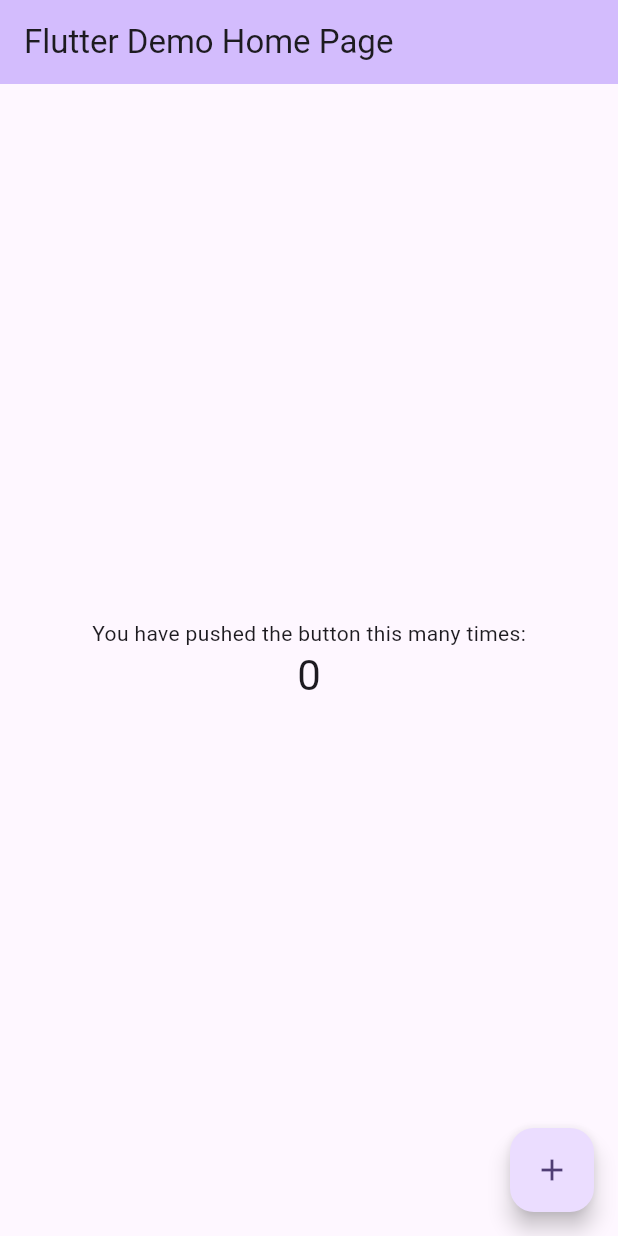
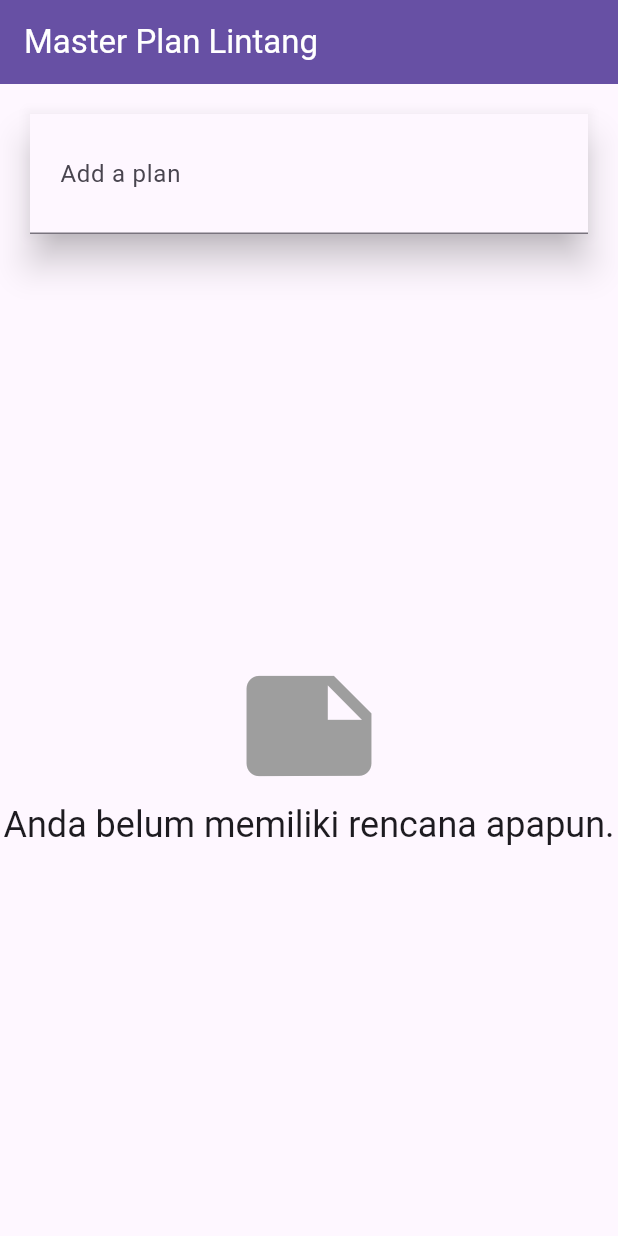
Before and after one commit to LintangAprillya/Pemrograman-Mobile, a Flutter app: the screen it shows after launch, on a phone screen of 412 x 824 dp. Run offline on Flutter 3.47's test engine with Material 3 defaults, Android fonts, the phone set to English and light mode, and no system bars; our stand-ins replace auto_size_text.

Commit message:
Update Finish All

```diff
--- a/Pertemuan 9/master_plan/lib/main.dart
+++ b/Pertemuan 9/master_plan/lib/main.dart
@@ -1,125 +1,24 @@
 import 'package:flutter/material.dart';
+import './views/plan_creator_screen.dart';
+import './provider/plan_provider.dart';
+import './models/data_layer.dart';
 
-void main() {
-  runApp(const MyApp());
-}
+void main() => runApp(MasterPlanApp());
 
-class MyApp extends StatelessWidget {
-  const MyApp({super.key});
+class MasterPlanApp extends StatelessWidget {
+  const MasterPlanApp({super.key});
 
-  // This widget is the root of your application.
   @override
   Widget build(BuildContext context) {
-    return MaterialApp(
-      title: 'Flutter Demo',
-      theme: ThemeData(
-        // This is the theme of your application.
-        //
-        // TRY THIS: Try running your application with "flutter run". You'll see
-        // the application has a purple toolbar. Then, without quitting the app,
-        // try changing the seedColor in the colorScheme below to Colors.green
-        // and then invoke "hot reload" (save your changes or press the "hot
-        // reload" button in a Flutter-supported IDE, or press "r" if you used
-        // the command line to start the app).
-        //
-        // Notice that the counter didn't reset back to zero; the application
-        // state is not lost during the reload. To reset the state, use hot
-        // restart instead.
-        //
-        // This works for code too, not just values: Most code changes can be
-        // tested with just a hot reload.
-        colorScheme: ColorScheme.fromSeed(seedColor: Colors.deepPurple),
-        useMaterial3: true,
+    return PlanProvider(
+      notifier: ValueNotifier<List<Plan>>(const []),
+      child: MaterialApp(
+        title: 'State management app',
+        theme: ThemeData(
+          primarySwatch: Colors.purple,
+        ),
+        home: const PlanCreatorScreen(),
       ),
-      home: const MyHomePage(title: 'Flutter Demo Home Page'),
     );
   }
 }
-
-class MyHomePage extends StatefulWidget {
-  const MyHomePage({super.key, required this.title});
-
-  // This widget is the home page of your application. It is stateful, meaning
-  // that it has a State object (defined below) that contains fields that affect
-  // how it looks.
-
-  // This class is the configuration for the state. It holds the values (in this
-  // case the title) provided by the parent (in this case the App widget) and
-  // used by the build method of the State. Fields in a Widget subclass are
-  // always marked "final".
-
-  final String title;
-
-  @override
-  State<MyHomePage> createState() => _MyHomePageState();
-}
-
-class _MyHomePageState extends State<MyHomePage> {
-  int _counter = 0;
-
-  void _incrementCounter() {
-    setState(() {
-      // This call to setState tells the Flutter framework that something has
-      // changed in this State, which causes it to rerun the build method below
-      // so that the display can reflect the updated values. If we changed
-      // _counter without calling setState(), then the build method would not be
-      // called again, and so nothing would appear to happen.
-      _counter++;
-    });
-  }
-
-  @override
-  Widget build(BuildContext context) {
-    // This method is rerun every time setState is called, for instance as done
-    // by the _incrementCounter method above.
-    //
-    // The Flutter framework has been optimized to make rerunning build methods
-    // fast, so that you can just rebuild anything that needs updating rather
-    // than having to individually change instances of widgets.
-    return Scaffold(
-      appBar: AppBar(
-        // TRY THIS: Try changing the color here to a specific color (to
-        // Colors.amber, perhaps?) and trigger a hot reload to see the AppBar
-        // change color while the other colors stay the same.
-        backgroundColor: Theme.of(context).colorScheme.inversePrimary,
-        // Here we take the value from the MyHomePage object that was created by
-        // the App.build method, and use it to set our appbar title.
-        title: Text(widget.title),
-      ),
-      body: Center(
-        // Center is a layout widget. It takes a single child and positions it
-        // in the middle of the parent.
-        child: Column(
-          // Column is also a layout widget. It takes a list of children and
-          // arranges them vertically. By default, it sizes itself to fit its
-          // children horizontally, and tries to be as tall as its parent.
-          //
-          // Column has various properties to control how it sizes itself and
-          // how it positions its children. Here we use mainAxisAlignment to
-          // center the children vertically; the main axis here is the vertical
-          // axis because Columns are vertical (the cross axis would be
-          // horizontal).
-          //
-          // TRY THIS: Invoke "debug painting" (choose the "Toggle Debug Paint"
-          // action in the IDE, or press "p" in the console), to see the
-          // wireframe for each widget.
-          mainAxisAlignment: MainAxisAlignment.center,
-          children: <Widget>[
-            const Text(
-              'You have pushed the button this many times:',
-            ),
-            Text(
-              '$_counter',
-              style: Theme.of(context).textTheme.headlineMedium,
-            ),
-          ],
-        ),
-      ),
-      floatingActionButton: FloatingActionButton(
-        onPressed: _incrementCounter,
-        tooltip: 'Increment',
-        child: const Icon(Icons.add),
-      ), // This trailing comma makes auto-formatting nicer for build methods.
-    );
-  }
-}
--- /dev/null
+++ b/Pertemuan 9/master_plan/lib/models/data_layer.dart
@@ -0,0 +1,2 @@
+export 'plan.dart';
+export 'task.dart';
--- /dev/null
+++ b/Pertemuan 9/master_plan/lib/models/plan.dart
@@ -0,0 +1,13 @@
+import './task.dart';
+
+class Plan {
+  final String name;
+  final List<Task> tasks;
+
+  const Plan({this.name = '', this.tasks = const []});
+
+  int get completedCount => tasks.where((task) => task.complete).length;
+
+  String get completenessMessage =>
+      '$completedCount out of ${tasks.length} tasks';
+}
--- /dev/null
+++ b/Pertemuan 9/master_plan/lib/models/task.dart
@@ -0,0 +1,9 @@
+class Task {
+  final String description;
+  final bool complete;
+
+  const Task({
+    this.complete = false,
+    this.description = '',
+  });
+}
--- /dev/null
+++ b/Pertemuan 9/master_plan/lib/provider/plan_provider.dart
@@ -0,0 +1,16 @@
+import 'package:flutter/material.dart';
+import '../models/data_layer.dart';
+
+class PlanProvider extends InheritedNotifier<ValueNotifier<List<Plan>>> {
+  const PlanProvider(
+      {super.key,
+      required Widget child,
+      required ValueNotifier<List<Plan>> notifier})
+      : super(child: child, notifier: notifier);
+
+  static ValueNotifier<List<Plan>> of(BuildContext context) {
+    return context
+        .dependOnInheritedWidgetOfExactType<PlanProvider>()!
+        .notifier!;
+  }
+}
--- /dev/null
+++ b/Pertemuan 9/master_plan/lib/views/plan_creator_screen.dart
@@ -0,0 +1,95 @@
+import 'package:flutter/material.dart';
+import '../provider/plan_provider.dart';
+import '../models/data_layer.dart';
+import '../views/plan_screen.dart';
+
+class PlanCreatorScreen extends StatefulWidget {
+  const PlanCreatorScreen({super.key});
+
+  @override
+  State<PlanCreatorScreen> createState() => _PlanCreatorScreenState();
+}
+
+class _PlanCreatorScreenState extends State<PlanCreatorScreen> {
+  final textController = TextEditingController();
+  @override
+  Widget build(BuildContext context) {
+    return Scaffold(
+      // ganti ‘Namaku' dengan nama panggilan Anda
+      appBar: AppBar(
+        title: const Text(
+          'Master Plan Lintang',
+          style: TextStyle(color: Colors.white), // Set the text color to white
+        ),
+        backgroundColor:
+            Theme.of(context).colorScheme.primary, // Set the background color
+      ),
+      body: Column(children: [
+        _buildListCreator(),
+        Expanded(child: _buildMasterPlans())
+      ]),
+    );
+  }
+
+  @override
+  void dispose() {
+    textController.dispose();
+    super.dispose();
+  }
+
+  Widget _buildListCreator() {
+    return Padding(
+        padding: const EdgeInsets.all(20.0),
+        child: Material(
+          color: Theme.of(context).cardColor,
+          elevation: 10,
+          child: TextField(
+              controller: textController,
+              decoration: const InputDecoration(
+                  labelText: 'Add a plan', contentPadding: EdgeInsets.all(20)),
+              onEditingComplete: addPlan),
+        ));
+  }
+
+  void addPlan() {
+    final text = textController.text;
+    if (text.isEmpty) {
+      return;
+    }
+    final plan = Plan(name: text, tasks: []);
+    ValueNotifier<List<Plan>> planNotifier = PlanProvider.of(context);
+    planNotifier.value = List<Plan>.from(planNotifier.value)..add(plan);
+    textController.clear();
+    FocusScope.of(context).requestFocus(FocusNode());
+    setState(() {});
+  }
+
+  Widget _buildMasterPlans() {
+    ValueNotifier<List<Plan>> planNotifier = PlanProvider.of(context);
+    List<Plan> plans = planNotifier.value;
+
+    if (plans.isEmpty) {
+      return Column(
+          mainAxisAlignment: MainAxisAlignment.center,
+          children: <Widget>[
+            const Icon(Icons.note, size: 100, color: Colors.grey),
+            Text('Anda belum memiliki rencana apapun.',
+                style: Theme.of(context).textTheme.headlineSmall)
+          ]);
+    }
+    return ListView.builder(
+        itemCount: plans.length,
+        itemBuilder: (context, index) {
+          final plan = plans[index];
+          return ListTile(
+              title: Text(plan.name),
+              subtitle: Text(plan.completenessMessage),
+              onTap: () {
+                Navigator.of(context).push(MaterialPageRoute(
+                    builder: (_) => PlanScreen(
+                          plan: plan,
+                        )));
+              });
+        });
+  }
+}
--- /dev/null
+++ b/Pertemuan 9/master_plan/lib/views/plan_screen.dart
@@ -0,0 +1,154 @@
+import '../models/data_layer.dart';
+import 'package:flutter/material.dart';
+import '../provider/plan_provider.dart';
+
+class PlanScreen extends StatefulWidget {
+  final Plan plan;
+  const PlanScreen({
+    Key? key,
+    required this.plan,
+  }) : super(key: key);
+
+  @override
+  State<PlanScreen> createState() => _PlanScreenState();
+}
+
+class _PlanScreenState extends State<PlanScreen> {
+  late ScrollController scrollController;
+  Plan get plan => widget.plan;
+
+  get text => null;
+  set plan(Plan plan) {
+    setState(() {
+      this.plan = plan;
+    });
+  }
+
+  @override
+  void initState() {
+    super.initState();
+    scrollController = ScrollController()
+      ..addListener(() {
+        FocusScope.of(context).requestFocus(FocusNode());
+      });
+  }
+
+  @override
+  void dispose() {
+    scrollController.dispose();
+    super.dispose();
+  }
+
+  @override
+  Widget build(BuildContext context) {
+    ValueNotifier<List<Plan>> plansNotifier = PlanProvider.of(context);
+
+    return Scaffold(
+      appBar: AppBar(
+        title: Text(
+          plan.name,
+          style: TextStyle(color: Colors.white), // Set the text color to white
+        ),
+        backgroundColor:
+            Theme.of(context).colorScheme.primary, // Set the background color
+        iconTheme: IconThemeData(color: Colors.white),
+      ),
+      body: ValueListenableBuilder<List<Plan>>(
+        valueListenable: plansNotifier,
+        builder: (context, plans, child) {
+          Plan currentPlan = plans.firstWhere((p) => p.name == plan.name);
+          return Column(
+            children: [
+              Expanded(child: _buildList(currentPlan)),
+              SafeArea(child: Text(currentPlan.completenessMessage)),
+            ],
+          );
+        },
+      ),
+      floatingActionButton: _buildAddTaskButton(
+        context,
+      ),
+    );
+  }
+
+  Widget _buildAddTaskButton(BuildContext context) {
+    ValueNotifier<List<Plan>> planNotifier = PlanProvider.of(context);
+    return FloatingActionButton(
+      child: const Icon(Icons.add),
+      onPressed: () {
+        String taskDescription = ""; // Dapatkan deskripsi tugas dari pengguna
+        Plan currentPlan = plan;
+        int planIndex =
+            planNotifier.value.indexWhere((p) => p.name == currentPlan.name);
+        List<Task> updatedTasks = List<Task>.from(currentPlan.tasks)
+          ..add(Task(description: taskDescription));
+        planNotifier.value = List<Plan>.from(planNotifier.value)
+          ..[planIndex] = Plan(
+            name: currentPlan.name,
+            tasks: updatedTasks,
+          );
+        plan = Plan(
+          name: currentPlan.name,
+          tasks: updatedTasks,
+        );
+      },
+    );
+  }
+
+  Widget _buildList(Plan plan) {
+    return Column(
+      children: [
+        Expanded(
+          child: ListView.builder(
+            controller: scrollController,
+            itemCount: plan.tasks.length,
+            itemBuilder: (context, index) =>
+                _buildTaskTile(plan.tasks[index], index, context),
+          ),
+        ),
+        // Tambahkan progress footer di sini
+      ],
+    );
+  }
+
+  Widget _buildTaskTile(Task task, int index, BuildContext context) {
+    ValueNotifier<List<Plan>> planNotifier = PlanProvider.of(context);
+
+    return ListTile(
+      leading: Checkbox(
+        value: task.complete,
+        onChanged: (selected) {
+          Plan currentPlan = plan;
+          int planIndex =
+              planNotifier.value.indexWhere((p) => p.name == currentPlan.name);
+          planNotifier.value = List<Plan>.from(planNotifier.value)
+            ..[planIndex] = Plan(
+              name: currentPlan.name,
+              tasks: List<Task>.from(currentPlan.tasks)
+                ..[index] = Task(
+                  description: task.description,
+                  complete: selected ?? false,
+                ),
+            );
+        },
+      ),
+      title: TextFormField(
+        initialValue: task.description,
+        onChanged: (text) {
+          Plan currentPlan = plan;
+          int planIndex =
+              planNotifier.value.indexWhere((p) => p.name == currentPlan.name);
+          planNotifier.value = List<Plan>.from(planNotifier.value)
+            ..[planIndex] = Plan(
+              name: currentPlan.name,
+              tasks: List<Task>.from(currentPlan.tasks)
+                ..[index] = Task(
+                  description: text,
+                  complete: task.complete,
+                ),
+            );
+        },
+      ),
+    );
+  }
+}
```
Also changed, not shown: Pertemuan 9/master_plan/picture/prak1_langkah1.png (added), Pertemuan 9/master_plan/picture/prak1_langkah9.png (added), Pertemuan 9/master_plan/picture/prak2_langkah9.png (added), Pertemuan 9/master_plan/picture/prak3_langkah14.png (added), 5 other files.
